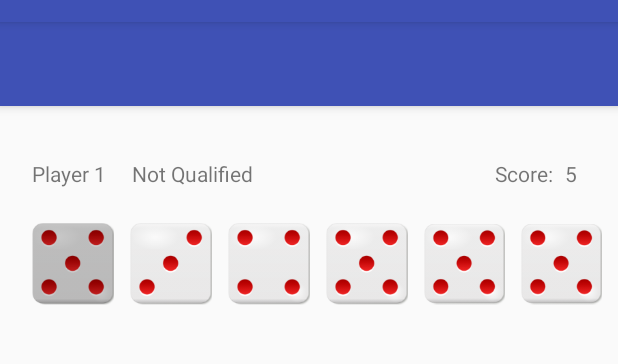
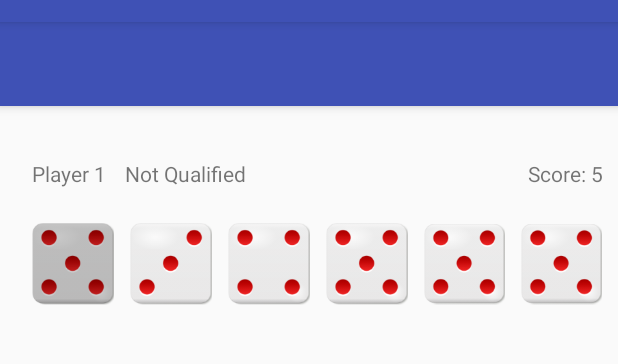
Before and after one commit to dsill/mob-dev, an Android app: the oneFourTwentyFour screen opened directly, with no data from a screen before it, after a tap on "Dice1", on a phone screen of 412 x 824 dp, the part 62-426 px from its top. Run offline under Robolectric (Android 15) with nearby library versions, the phone set to English and light mode, and no system bars; 1 other tap on this screen came first.

Commit message:
created TagFormat class as an API to update tokens in resource strings; modified info row strings to use tokenized strings; all values now reset as needed when starting a new turn

```diff
--- /dev/null
+++ b/AlwaysSolved/DrinkingDice/app/src/main/java/com/alwayssolved/drinkingdice/TagFormat.java
@@ -0,0 +1,33 @@
+package com.alwayssolved.drinkingdice;
+
+
+import java.util.LinkedHashMap;
+import java.util.Map;
+
+public class TagFormat {
+
+    public static TagFormat from(String format) {
+        return new TagFormat(format);
+    }
+
+    private final String format;
+    private final Map<String, Object> tags = new LinkedHashMap<String, Object>();
+
+    private TagFormat(String format) {
+        this.format = format;
+    }
+
+    public TagFormat with(String key, Object value) {
+        tags.put("\\{" + key + "\\}", value);
+        return this;
+    }
+
+    public String format() {
+        String formatted = format;
+        for (Map.Entry<String, Object> tag : tags.entrySet()) {
+            // bottleneck, creating temporary String objects!
+            formatted = formatted.replaceAll(tag.getKey(), tag.getValue().toString());
+        }
+        return formatted;
+    }
+}
--- a/AlwaysSolved/DrinkingDice/app/src/main/java/com/alwayssolved/drinkingdice/oneFourTwentyFour.java
+++ b/AlwaysSolved/DrinkingDice/app/src/main/java/com/alwayssolved/drinkingdice/oneFourTwentyFour.java
@@ -31,25 +31,44 @@ public class oneFourTwentyFour extends AppCompatActivity {
     int qtyDice = 6;                    //# of dice required for this game
     int qtyPlayers = 4;                 //# of players
     int currPlayer = 1;                 //current player
-    int currPlayerScore = 0;            //tally of current player's score
+    int currPlayerScore;                //tally of current player's score
 
-    boolean isQualifiedOne = false;     //0 if "One" is not locked yet
-    boolean isQualifiedFour = false;    //0 if "Four" is not locked yet
-    boolean isQualifiedOne_thisRoll = false;     //0 if "One" is not locked yet
-    boolean isQualifiedFour_thisRoll = false;    //0 if "Four" is not locked yet
-    int qtyOneSelected_thisRoll = 0;    //# of 1's selected on the current roll
-    int qtyFourSelected_thisRoll = 0;    //# of 4's selected on the current roll
+    boolean isQualifiedOne;             //0 if "One" is not locked yet
+    boolean isQualifiedFour;            //0 if "Four" is not locked yet
+    boolean isQualifiedOne_thisRoll;    //0 if "One" is not locked yet
+    boolean isQualifiedFour_thisRoll;   //0 if "Four" is not locked yet
+    int qtyOneSelected_thisRoll;        //# of 1's selected on the current roll
+    int qtyFourSelected_thisRoll;       //# of 4's selected on the current roll
 
-    int qtyPrevLocked = 0;              //qty dice locked as of last roll
-    int qtyCurrLocked = 0;              //qty dice locked currently
+    int qtyPrevLocked;                  //qty dice locked as of last roll
+    int qtyCurrLocked;                  //qty dice locked currently
 
-    boolean isFirstRoll = true;         //set to false after first roll
-    boolean rollContinue = true;        //roll validated and may continue
+    boolean isFirstRoll;                //set to false after first roll
+    boolean rollContinue;               //roll validated and may continue
 
-    String rollError = "";              //roll validation error
+    boolean rolling;		            //Is die rolling?
+    boolean isLastPlayer;               //Is this the final roller
+
+    String rollError;                   //roll validation error
+
+    int diceValue1;                     //value of die at position 1
+    int diceValue2;                     //value of die at position 2
+    int diceValue3;                     //value of die at position 3
+    int diceValue4;                     //value of die at position 4
+    int diceValue5;                     //value of die at position 5
+    int diceValue6;                     //value of die at position 5
+
+    Random rng = new Random();	        //generate random numbers
+    SoundPool dice_sound = new SoundPool(1, AudioManager.STREAM_MUSIC, 0);
+    int sound_id;		                //Used to control sound stream return by SoundPool
+    Handler handler;	                //Post message to start roll
+    Timer timer = new Timer();	        //Used to implement feedback to user
+
+    //Declare Views
+    TextView currPlayerText;            //reference to currPlayerText
     TextView isQualifiedText;           //reference to isQualifiedText
-    TextView currScoreText;             //reference to currScoreText
-    TextView currPlayerText;            //reference to currPlayerText
+    TextView currPlayerScoreText;       //reference to currPlayerScoreText
+
 
     ImageView dicePicture1;		        //reference to dice picture
     ImageView dicePicture2;		        //reference to dice picture
@@ -62,24 +81,11 @@ public class oneFourTwentyFour extends AppCompatActivity {
     ImageView diceRoll;		            //reference to roll dice button
     ImageView scorePost;                //reference to post score button
 
-    int diceValue1 = 0;                 //value of die at position 1
-    int diceValue2 = 0;                 //value of die at position 2
-    int diceValue3 = 0;                 //value of die at position 3
-    int diceValue4 = 0;                 //value of die at position 4
-    int diceValue5 = 0;                 //value of die at position 5
-    int diceValue6 = 0;                 //value of die at position 6
-
-    Random rng = new Random();	    //generate random numbers
-    SoundPool dice_sound = new SoundPool(1, AudioManager.STREAM_MUSIC, 0);
-    int sound_id;		            //Used to control sound stream return by SoundPool
-    Handler handler;	            //Post message to start roll
-    Timer timer = new Timer();	    //Used to implement feedback to user
-
-    boolean rolling = false;		//Is die rolling?
-
+    //Declare HashMaps
     HashMap<Integer, Integer> diceImages = new HashMap<>();
     HashMap<Integer, Integer> diceValues = new HashMap<>();
     HashMap<Integer, Integer> playerScores = new HashMap<>();
+
 
     @Override
     protected void onCreate(Bundle savedInstanceState) {
@@ -99,14 +105,56 @@ public class oneFourTwentyFour extends AppCompatActivity {
         scorePost = (ImageView) findViewById(R.id.imageViewSubmit);
         diceRoll = (ImageView) findViewById(R.id.imageViewRoll);
 
-
-        //create hashMap of dice sides
+        //populate hashMap of dice sides
         diceImages.put(1, R.drawable.one);
         diceImages.put(2, R.drawable.two);
         diceImages.put(3, R.drawable.three);
         diceImages.put(4, R.drawable.four);
         diceImages.put(5, R.drawable.five);
         diceImages.put(6, R.drawable.six);
+
+        //populate hashMap of player scores
+        for (int i = 1; i <= qtyPlayers; i++) {
+            playerScores.put(i, 0);
+        }
+
+        currPlayerText = (TextView) findViewById(R.id.currPlayerText);
+        isQualifiedText = (TextView) findViewById(R.id.isQualifiedText);
+        currPlayerScoreText = (TextView) findViewById(R.id.currPlayerScoreText);
+
+
+        //link handler to callback
+        handler = new Handler(callback);
+
+        //call method to initialize turn-specific values
+        turnInitialize();
+    }
+
+    //Reset turn-specific values for next player's roll
+    public void turnInitialize() {
+        //TODO:fix issue with dice not changing when new turn starts
+        currPlayerScore = 0;                    //set new player's score to 0
+
+        isQualifiedOne = false;                 //0 if "One" is not locked yet
+        isQualifiedFour = false;                //0 if "Four" is not locked yet
+        isQualifiedOne_thisRoll = false;        //0 if "One" is not locked yet
+        isQualifiedFour_thisRoll = false;       //0 if "Four" is not locked yet
+        qtyOneSelected_thisRoll = 0;            //# of 1's selected on the current roll
+        qtyFourSelected_thisRoll = 0;           //# of 4's selected on the current roll
+
+        qtyPrevLocked = 0;
+
+        isFirstRoll = true;             //set to false after first roll
+        rollContinue = true;            //roll validated and may continue
+
+        diceValue1 = 0;                 //value of die at position 1
+        diceValue2 = 0;                 //value of die at position 2
+        diceValue3 = 0;                 //value of die at position 3
+        diceValue4 = 0;                 //value of die at position 4
+        diceValue5 = 0;                 //value of die at position 5
+        diceValue6 = 0;                 //value of die at position 6
+
+        rolling = false;		        //Is die rolling?
 
         //create hashMap of dice values
         diceValues.put(R.id.imageView1, 0);
@@ -116,16 +164,6 @@ public class oneFourTwentyFour extends AppCompatActivity {
         diceValues.put(R.id.imageView5, 0);
         diceValues.put(R.id.imageView6, 0);
 
-        for (int i = 1; i <= qtyPlayers; i++) {
-            playerScores.put(i, 0);
-        }
-
-        isQualifiedText = (TextView) findViewById(R.id.isQualifiedText);
-        currScoreText = (TextView) findViewById(R.id.currScoreText);
-        currPlayerText = (TextView) findViewById(R.id.currPlayerText);
-
-        currPlayerText.setText("Player " + Integer.toString(currPlayer));
-
         dicePicture1.setClickable(false);
         dicePicture2.setClickable(false);
         dicePicture3.setClickable(false);
@@ -133,36 +171,41 @@ public class oneFourTwentyFour extends AppCompatActivity {
         dicePicture5.setClickable(false);
         dicePicture6.setClickable(false);
 
+        dicePicture1.setSelected(false);
+        dicePicture2.setSelected(false);
+        dicePicture3.setSelected(false);
+        dicePicture4.setSelected(false);
+        dicePicture5.setSelected(false);
+        dicePicture6.setSelected(false);
+
         scorePost.setClickable(false);
+        scorePost.setImageResource(R.drawable.postscorebutton_off_down);
 
-        //link handler to callback
-        handler = new Handler(callback);
+        dicePicture1.setImageResource(R.drawable.dice3droll);
+        dicePicture2.setImageResource(R.drawable.dice3droll);
+        dicePicture3.setImageResource(R.drawable.dice3droll);
+        dicePicture4.setImageResource(R.drawable.dice3droll);
+        dicePicture5.setImageResource(R.drawable.dice3droll);
+        dicePicture6.setImageResource(R.drawable.dice3droll);
+
+        dicePicture1.setColorFilter(null);
+        dicePicture2.setColorFilter(null);
+        dicePicture3.setColorFilter(null);
+        dicePicture4.setColorFilter(null);
+        dicePicture5.setColorFilter(null);
+        dicePicture6.setColorFilter(null);
+
+        //call method to build and replace player token
+        buildPlayerString();
+
+        //call method to build and replace score token
+        buildScoreString();
+
+        //reset qualified string
+        isQualifiedText.setText(R.string.not_qualified);
+
     }
 
-
-    //User clicked dice, lets start
-    public void HandleDiceClick(View v) {
-        if(!rolling) {
-            dicePicture = (ImageView) findViewById(v.getId());
-
-            if (!dicePicture.isSelected()) {
-                dicePicture.setColorFilter(Color.LTGRAY, PorterDuff.Mode.MULTIPLY);
-                dicePicture.setSelected(true);
-            }
-            else {
-                if(dicePicture.isClickable()) {
-                    dicePicture.setColorFilter(null);
-                    dicePicture.setSelected(false);
-                }
-            }
-
-            //validate qualifiers and calculate score
-            calcScore(v);
-
-            //check if turn can be ended
-            isSubmit();
-        }
-    }
 
     //User clicked roll button, lets start
     public void HandleRollClick(View v) {
@@ -263,7 +306,6 @@ public class oneFourTwentyFour extends AppCompatActivity {
         }
     }
 
-
     //User clicked roll button, lets start
     public void isContinue() {
         //get current # of locked dice
@@ -279,6 +321,31 @@ public class oneFourTwentyFour extends AppCompatActivity {
         }
     }
 
+
+    //User clicked dice, lets start
+    public void HandleDiceClick(View v) {
+        if(!rolling) {
+            dicePicture = (ImageView) findViewById(v.getId());
+
+            if (!dicePicture.isSelected()) {
+                dicePicture.setColorFilter(Color.LTGRAY, PorterDuff.Mode.MULTIPLY);
+                dicePicture.setSelected(true);
+            }
+            else {
+                if(dicePicture.isClickable()) {
+                    dicePicture.setColorFilter(null);
+                    dicePicture.setSelected(false);
+                }
+            }
+
+            //validate qualifiers and calculate score
+            calcScore(v);
+
+            //check if turn can be ended
+            isSubmit();
+        }
+    }
+
     public void isSubmit() {
 
         qtyLocked();
@@ -288,7 +355,7 @@ public class oneFourTwentyFour extends AppCompatActivity {
             scorePost.setImageResource(R.drawable.postscorebutton_on_up);
         }
         else{
-            scorePost.setClickable(true);
+            scorePost.setClickable(false);
             scorePost.setImageResource(R.drawable.postscorebutton_off_down);
         }
 
@@ -421,105 +488,99 @@ public class oneFourTwentyFour extends AppCompatActivity {
             isQualifiedText.setText(R.string.not_qualified);
         }
 
-        currScoreText.setText(Integer.toString(currPlayerScore));
+        //call method to build and replace score token
+        buildScoreString();
     }
+
+
+    //build and replace score string token
+    public void buildScoreString() {
+        String currScoreString = TagFormat.from(getString(R.string.currPlayerScore))
+                .with("playerScore", currPlayerScore)
+                .format();
+
+        currPlayerScoreText.setText(currScoreString);
+    }
+
+    //build and replace player string token
+    public void buildPlayerString(){
+        String currPlayerString = TagFormat.from(getString(R.string.currPlayer))
+                .with("playerNumber", currPlayer)
+                .format();
+
+        currPlayerText.setText(currPlayerString);
+    }
+
 
     //User clicked submit button
     public void HandleSubmitScore(View v) {
-        //TODO: save score if qualified and start next turn
-        if(isQualifiedOne && isQualifiedOne){
+        //TODO: check if qualified and start next turn
+        if(isQualifiedOne && isQualifiedFour){
             playerScores.put(currPlayer, currPlayerScore);
         }
         else{
             playerScores.put(currPlayer, -1);
         }
 
-        //increment current player
-        currPlayer++;
 
         //go to next player or end round if last player has rolled
-        if(currPlayer <= qtyPlayers){
-            nextPlayer();
+        if(currPlayer < qtyPlayers){
+            //display score submit dialog
+            submitDialog();
         }
         else{
+            isLastPlayer = true;
+            //end round
             endRound();
         }
 
     }
 
-    //Reset for next player's roll
-    public void nextPlayer() {
-        //Display nextPlayer dialog
+    //All users have completed their rolls
+    public void submitDialog() {
+
+        //Build nextPlayer dialog
+        //Declare dialog box
         AlertDialog.Builder builder = new AlertDialog.Builder(this);
         builder.setMessage("Your score: " + Integer.toString(currPlayerScore));
         //.setTitle(R.string.dialog_title);
         builder.setPositiveButton("next player", new DialogInterface.OnClickListener() {
             public void onClick(DialogInterface dialog, int id) {
-                // User clicked OK button
-                isQualifiedOne = false;                 //0 if "One" is not locked yet
-                isQualifiedFour = false;                //0 if "Four" is not locked yet
-                isQualifiedOne_thisRoll = false;        //0 if "One" is not locked yet
-                isQualifiedFour_thisRoll = false;       //0 if "Four" is not locked yet
-                qtyOneSelected_thisRoll = 0;            //# of 1's selected on the current roll
-                qtyFourSelected_thisRoll = 0;           //# of 4's selected on the current roll
-
-                qtyPrevLocked = 0;
-
-                isFirstRoll = true;             //set to false after first roll
-                rollContinue = true;            //roll validated and may continue
-
-                diceValue1 = 0;                 //value of die at position 1
-                diceValue2 = 0;                 //value of die at position 2
-                diceValue3 = 0;                 //value of die at position 3
-                diceValue4 = 0;                 //value of die at position 4
-                diceValue5 = 0;                 //value of die at position 5
-                diceValue6 = 0;                 //value of die at position 6
-
-                rolling = false;		        //Is die rolling?
-
-                //create hashMap of dice values
-                diceValues.put(R.id.imageView1, 0);
-                diceValues.put(R.id.imageView2, 0);
-                diceValues.put(R.id.imageView3, 0);
-                diceValues.put(R.id.imageView4, 0);
-                diceValues.put(R.id.imageView5, 0);
-                diceValues.put(R.id.imageView6, 0);
-
-                dicePicture1.setClickable(false);
-                dicePicture2.setClickable(false);
-                dicePicture3.setClickable(false);
-                dicePicture4.setClickable(false);
-                dicePicture5.setClickable(false);
-                dicePicture6.setClickable(false);
-
-                scorePost.setClickable(false);
-
-                dicePicture1.setImageResource(R.drawable.dice3droll);
-                dicePicture2.setImageResource(R.drawable.dice3droll);
-                dicePicture3.setImageResource(R.drawable.dice3droll);
-                dicePicture4.setImageResource(R.drawable.dice3droll);
-                dicePicture5.setImageResource(R.drawable.dice3droll);
-                dicePicture6.setImageResource(R.drawable.dice3droll);
-
-                dicePicture1.setColorFilter(null);
-                dicePicture2.setColorFilter(null);
-                dicePicture3.setColorFilter(null);
-                dicePicture4.setColorFilter(null);
-                dicePicture5.setColorFilter(null);
-                dicePicture6.setColorFilter(null);
-
-                currPlayerText.setText("Player " + Integer.toString(currPlayer));
-                isQualifiedText.setText(R.string.not_qualified);
+                //increment current player
+                currPlayer++;
+                //initialize values for next player
+                turnInitialize();
             }
         });
 
+        //Display nextPlayer dialog
         AlertDialog nextPlayerDialog = builder.create();
         nextPlayerDialog.show();
     }
 
+
     //All users have completed their rolls
     public void endRound() {
 
+        //Build endRound dialog
+        //Declare dialog box
+        AlertDialog.Builder builder = new AlertDialog.Builder(this);
+        builder.setMessage("Round completed");
+        //.setTitle(R.string.dialog_title);
+        builder.setNegativeButton("game menu", new DialogInterface.OnClickListener() {
+            public void onClick(DialogInterface dialog, int id) {
+                // User clicked negative button
+            }
+        });
+        builder.setPositiveButton("new game", new DialogInterface.OnClickListener() {
+            public void onClick(DialogInterface dialog, int id) {
+                // User clicked positive button
+            }
+        });
+
+        //Display nextPlayer dialog
+        AlertDialog nextPlayerDialog = builder.create();
+        nextPlayerDialog.show();
     }
 
     //Clean up
--- a/AlwaysSolved/DrinkingDice/app/src/main/res/layout/content_one_four_twenty_four.xml
+++ b/AlwaysSolved/DrinkingDice/app/src/main/res/layout/content_one_four_twenty_four.xml
@@ -23,10 +23,10 @@
         android:layout_alignParentStart="true">
 
         <TextView android:id="@+id/currPlayerText"
-            android:layout_width="match_parent"
+            android:layout_width="51dp"
             android:layout_height="wrap_content"
             android:layout_margin="5dp"
-            android:layout_weight="2"/>
+            android:text="@string/currPlayer" />
 
         <TextView android:id="@+id/isQualifiedText"
             android:layout_width="match_parent"
@@ -35,19 +35,13 @@
             android:text="@string/not_qualified"
             android:layout_weight="1"/>
 
-        <TextView android:id="@+id/currScorePrefix"
+        <TextView android:id="@+id/currPlayerScoreText"
             android:layout_width="match_parent"
             android:layout_height="wrap_content"
             android:layout_margin="5dp"
-            android:text="Score: "
+            android:text="@string/currPlayerScore"
             android:layout_weight="2"
             android:gravity="end" />
-
-        <TextView android:id="@+id/currScoreText"
-            android:layout_width="30dp"
-            android:layout_height="wrap_content"
-            android:text="0"
-            android:layout_marginTop="5dp" />
 
     </LinearLayout>
 
--- a/AlwaysSolved/DrinkingDice/app/src/main/res/values/strings.xml
+++ b/AlwaysSolved/DrinkingDice/app/src/main/res/values/strings.xml
@@ -11,6 +11,7 @@
     <string name="title_activity_one_four_twenty_four">1–4–24</string>
     <string name="is_qualified">Qualified</string>
     <string name="not_qualified">Not Qualified</string>
-    <string name="none_selected">At least one die must be selected...</string>
-    <string name="player">Player</string>
+    <string name="none_selected">At least one die must be selected</string>
+    <string name="currPlayerScore">Score: {playerScore}</string>
+    <string name="currPlayer">Player {playerNumber}</string>
 </resources>
```
